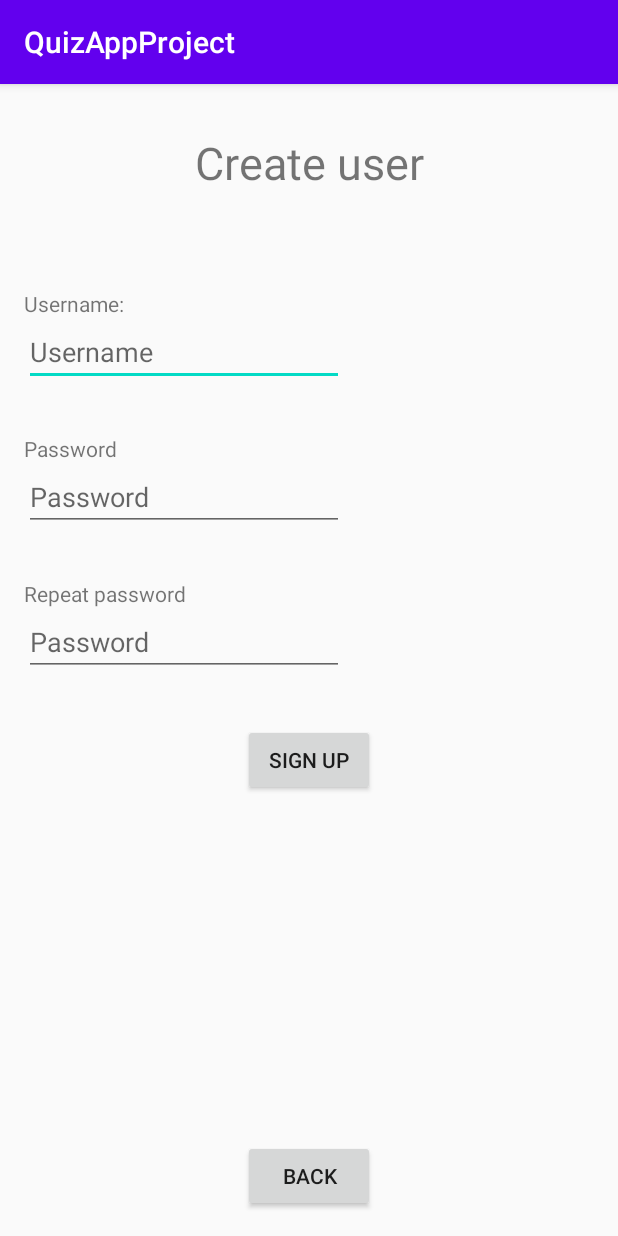
After one commit to MagmaMusen/QuizApp, an Android app: the SignUpActivity screen opened directly, with no data from a screen before it, on a phone screen of 412 x 824 dp. The commit adds this screen. Run offline under Robolectric (Android 15) with nearby library versions, the phone set to English and light mode, and no system bars.

Commit message:
Added some of the layouts
Added Login, Sign Up, List Layouts and a list for the rcv quizzes

```diff
--- a/app/build.gradle
+++ b/app/build.gradle
@@ -26,6 +26,10 @@ dependencies {
     implementation fileTree(dir: "libs", include: ["*.jar"])
     implementation 'androidx.appcompat:appcompat:1.2.0'
     implementation 'androidx.constraintlayout:constraintlayout:2.0.4'
+    implementation 'com.google.android.material:material:1.2.1'
+    implementation 'androidx.annotation:annotation:1.1.0'
+    implementation 'androidx.lifecycle:lifecycle-livedata-ktx:2.2.0'
+    implementation 'androidx.lifecycle:lifecycle-viewmodel-ktx:2.2.0'
     testImplementation 'junit:junit:4.12'
     androidTestImplementation 'androidx.test.ext:junit:1.1.2'
     androidTestImplementation 'androidx.test.espresso:espresso-core:3.3.0'
--- /dev/null
+++ b/app/src/main/java/SMAP/assignment/QuizAppProject/ListAdapter.java
@@ -0,0 +1,5 @@
+package SMAP.assignment.QuizAppProject;
+
+public class ListAdapter {
+    //TODO: Lav AdapterView
+}
--- /dev/null
+++ b/app/src/main/java/SMAP/assignment/QuizAppProject/SignUpActivity.java
@@ -0,0 +1,14 @@
+package SMAP.assignment.QuizAppProject;
+
+import androidx.appcompat.app.AppCompatActivity;
+
+import android.os.Bundle;
+
+public class SignUpActivity extends AppCompatActivity {
+
+    @Override
+    protected void onCreate(Bundle savedInstanceState) {
+        super.onCreate(savedInstanceState);
+        setContentView(R.layout.activity_sign_up);
+    }
+}
--- /dev/null
+++ b/app/src/main/res/layout/activity_sign_up.xml
@@ -0,0 +1,98 @@
+<?xml version="1.0" encoding="utf-8"?>
+<androidx.constraintlayout.widget.ConstraintLayout xmlns:android="http://schemas.android.com/apk/res/android"
+    xmlns:app="http://schemas.android.com/apk/res-auto"
+    xmlns:tools="http://schemas.android.com/tools"
+    android:layout_width="match_parent"
+    android:layout_height="match_parent"
+    tools:context=".SignUpActivity">
+
+    <TextView
+        android:id="@+id/txtCreateUser"
+        android:layout_width="wrap_content"
+        android:layout_height="wrap_content"
+        android:layout_marginTop="32dp"
+        android:text="@string/txtCreateUser"
+        android:textSize="30sp"
+        app:layout_constraintEnd_toEndOf="parent"
+        app:layout_constraintStart_toStartOf="parent"
+        app:layout_constraintTop_toTopOf="parent" />
+
+    <TextView
+        android:id="@+id/txtUsernameCreate"
+        android:layout_width="wrap_content"
+        android:layout_height="wrap_content"
+        android:layout_marginStart="16dp"
+        android:layout_marginLeft="16dp"
+        android:layout_marginTop="64dp"
+        android:text="@string/txtUsernameCreate"
+        app:layout_constraintStart_toStartOf="parent"
+        app:layout_constraintTop_toBottomOf="@+id/txtCreateUser" />
+
+    <EditText
+        android:id="@+id/edtUsernameCreate"
+        android:layout_width="wrap_content"
+        android:layout_height="wrap_content"
+        android:ems="10"
+        android:hint="@string/edtUsername"
+        android:inputType="textPersonName"
+        app:layout_constraintStart_toStartOf="@+id/txtUsernameCreate"
+        app:layout_constraintTop_toBottomOf="@+id/txtUsernameCreate" />
+
+    <TextView
+        android:id="@+id/textView3"
+        android:layout_width="wrap_content"
+        android:layout_height="wrap_content"
+        android:layout_marginTop="32dp"
+        android:text="@string/edtPassword"
+        app:layout_constraintStart_toStartOf="@+id/edtUsernameCreate"
+        app:layout_constraintTop_toBottomOf="@+id/edtUsernameCreate" />
+
+    <EditText
+        android:id="@+id/edtPasswordCreate"
+        android:layout_width="wrap_content"
+        android:layout_height="wrap_content"
+        android:ems="10"
+        android:hint="@string/edtPassword"
+        android:inputType="textPassword"
+        app:layout_constraintStart_toStartOf="@+id/textView3"
+        app:layout_constraintTop_toBottomOf="@+id/textView3" />
+
+    <TextView
+        android:id="@+id/txtPasswordRepeat"
+        android:layout_width="wrap_content"
+        android:layout_height="wrap_content"
+        android:layout_marginTop="32dp"
+        android:text="@string/txtPasswordRepeat"
+        app:layout_constraintStart_toStartOf="@+id/edtPasswordCreate"
+        app:layout_constraintTop_toBottomOf="@+id/edtPasswordCreate" />
+
+    <EditText
+        android:id="@+id/edtPasswordRepeat"
+        android:layout_width="wrap_content"
+        android:layout_height="wrap_content"
+        android:ems="10"
+        android:hint="@string/edtPassword"
+        android:inputType="textPassword"
+        app:layout_constraintStart_toStartOf="@+id/txtPasswordRepeat"
+        app:layout_constraintTop_toBottomOf="@+id/txtPasswordRepeat" />
+
+    <Button
+        android:id="@+id/btnCreateUser"
+        android:layout_width="wrap_content"
+        android:layout_height="wrap_content"
+        android:layout_marginTop="32dp"
+        android:text="@string/btnSignUp"
+        app:layout_constraintEnd_toEndOf="parent"
+        app:layout_constraintStart_toStartOf="parent"
+        app:layout_constraintTop_toBottomOf="@+id/edtPasswordRepeat" />
+
+    <Button
+        android:id="@+id/btnBackSignUp"
+        android:layout_width="wrap_content"
+        android:layout_height="wrap_content"
+        android:layout_marginBottom="16dp"
+        android:text="@string/btnBack"
+        app:layout_constraintBottom_toBottomOf="parent"
+        app:layout_constraintEnd_toEndOf="parent"
+        app:layout_constraintStart_toStartOf="parent" />
+</androidx.constraintlayout.widget.ConstraintLayout>
--- a/app/src/main/res/values/strings.xml
+++ b/app/src/main/res/values/strings.xml
@@ -1,3 +1,14 @@
 <resources>
     <string name="app_name">QuizAppProject</string>
+    <string name="edtUsername">Username</string>
+    <string name="edtPassword">Password</string>
+    <string name="btnLogin">Login</string>
+    <string name="btnSignUp">Sign up</string>
+    <string name="txtCreateUser">Create user</string>
+    <string name="txtUsernameCreate">Username:</string>
+    <string name="txtPasswordRepeat">Repeat password </string>
+    <string name="btnBack">Back</string>
+    <string name="btnSearch">Search</string>
+    <string name="btnCreateQuiz">Create quiz</string>
+    <string name="txtQuizName">Quiz name</string>
 </resources>
--- a/build.gradle
+++ b/build.gradle
@@ -5,7 +5,7 @@ buildscript {
         jcenter()
     }
     dependencies {
-        classpath "com.android.tools.build:gradle:4.0.1"
+        classpath 'com.android.tools.build:gradle:4.1.0'
 
         // NOTE: Do not place your application dependencies here; they belong
         // in the individual module build.gradle files
```
Also changed, not shown: app/src/main/AndroidManifest.xml (+7 -7 lines), app/src/main/java/SMAP/assignment/QuizAppProject/ListActivity.java (added, +14 -0 lines), app/src/main/java/SMAP/assignment/QuizAppProject/LoginActivity.java (added, +14 -0 lines), app/src/main/java/SMAP/assignment/QuizAppProject/MainActivity.java (deleted, +0 -14 lines), app/src/main/java/SMAP/assignment/QuizAppProject/SearchActivity.java (added, +14 -0 lines), app/src/main/res/layout/activity_list.xml (added, +53 -0 lines), app/src/main/res/layout/activity_login.xml (added, +71 -0 lines), app/src/main/res/layout/activity_main.xml (deleted, +0 -18 lines), app/src/main/res/layout/activity_search.xml (added, +9 -0 lines), app/src/main/res/layout/list_quizzes.xml (added, +21 -0 lines), gradle/wrapper/gradle-wrapper.properties.
